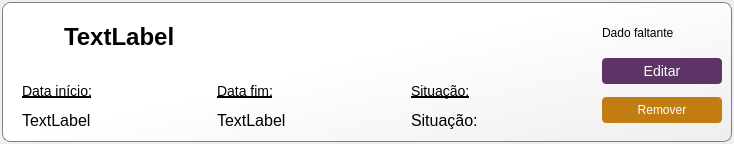
Old version of the form Telas/UI/itemResumoCNIS.ui in the repository newprev/PrevCliente.
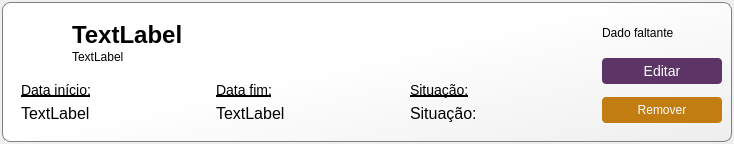
New version of the form. Icons and pictures are not drawn.

Commit message:
Algumas alterações no layout e prettyPrintDict
- Alteração nos layouts dos widgets dos cabeçalhos de benefícios e contribuições;
- Criação de função para imprimir dicionário;
- Inserção do CNPJ ou Número do benefício no item do cabeçalho;

Patch:
```diff
--- a/Telas/UI/itemResumoCNIS.ui
+++ b/Telas/UI/itemResumoCNIS.ui
@@ -175,7 +175,7 @@
            <property name="maximumSize">
             <size>
              <width>16777215</width>
-             <height>50</height>
+             <height>60</height>
             </size>
            </property>
            <property name="frameShape">
@@ -224,21 +224,21 @@
               <property name="frameShadow">
                <enum>QFrame::Raised</enum>
               </property>
-              <layout class="QHBoxLayout" name="horizontalLayout_5">
+              <layout class="QVBoxLayout" name="verticalLayout_3">
                <property name="spacing">
-                <number>0</number>
+                <number>4</number>
                </property>
                <property name="leftMargin">
-                <number>0</number>
+                <number>8</number>
                </property>
                <property name="topMargin">
-                <number>0</number>
+                <number>8</number>
                </property>
                <property name="rightMargin">
                 <number>0</number>
                </property>
                <property name="bottomMargin">
-                <number>0</number>
+                <number>8</number>
                </property>
                <item>
                 <widget class="QLabel" name="lbCdEmp">
@@ -262,6 +262,16 @@
                  </property>
                 </widget>
                </item>
+               <item>
+                <widget class="QLabel" name="lbCNPJouNB">
+                 <property name="text">
+                  <string>TextLabel</string>
+                 </property>
+                 <property name="textInteractionFlags">
+                  <set>Qt::LinksAccessibleByMouse|Qt::TextSelectableByMouse</set>
+                 </property>
+                </widget>
+               </item>
               </layout>
              </widget>
             </item>
@@ -300,32 +310,22 @@
               <property name="frameShadow">
                <enum>QFrame::Raised</enum>
               </property>
-              <widget class="QLabel" name="lbDataInicio">
-               <property name="geometry">
-                <rect>
-                 <x>10</x>
-                 <y>50</y>
-                 <width>131</width>
-                 <height>17</height>
-                </rect>
-               </property>
-               <property name="text">
-                <string>TextLabel</string>
-               </property>
-              </widget>
+              <layout class="QVBoxLayout" name="verticalLayout_6">
+               <item>
               <widget class="QLabel" name="lbInfoDataInicio">
-               <property name="geometry">
-                <rect>
-                 <x>10</x>
-                 <y>20</y>
-                 <width>91</width>
-                 <height>17</height>
-                </rect>
-               </property>
                <property name="text">
                 <string>Data início:</string>
                </property>
               </widget>
+               </item>
+               <item>
+                <widget class="QLabel" name="lbDataInicio">
+                 <property name="text">
+                  <string>TextLabel</string>
+                 </property>
+                </widget>
+               </item>
+              </layout>
              </widget>
             </item>
             <item>
@@ -342,32 +342,22 @@
               <property name="frameShadow">
                <enum>QFrame::Raised</enum>
               </property>
-              <widget class="QLabel" name="lbDataFim">
-               <property name="geometry">
-                <rect>
-                 <x>10</x>
-                 <y>50</y>
-                 <width>171</width>
-                 <height>17</height>
-                </rect>
-               </property>
-               <property name="text">
-                <string>TextLabel</string>
-               </property>
-              </widget>
+              <layout class="QVBoxLayout" name="verticalLayout_4">
+               <item>
               <widget class="QLabel" name="lbInfoDataFim">
-               <property name="geometry">
-                <rect>
-                 <x>10</x>
-                 <y>20</y>
-                 <width>64</width>
-                 <height>17</height>
-                </rect>
-               </property>
                <property name="text">
                 <string>Data fim:</string>
                </property>
               </widget>
+               </item>
+               <item>
+                <widget class="QLabel" name="lbDataFim">
+                 <property name="text">
+                  <string>TextLabel</string>
+                 </property>
+                </widget>
+               </item>
+              </layout>
              </widget>
             </item>
             <item>
@@ -384,32 +374,22 @@
               <property name="frameShadow">
                <enum>QFrame::Raised</enum>
               </property>
+              <layout class="QVBoxLayout" name="verticalLayout_5">
+               <item>
               <widget class="QLabel" name="lbInfoSituacao">
-               <property name="geometry">
-                <rect>
-                 <x>10</x>
-                 <y>20</y>
-                 <width>64</width>
-                 <height>17</height>
-                </rect>
-               </property>
                <property name="text">
                 <string>Situação:</string>
                </property>
               </widget>
+               </item>
+               <item>
               <widget class="QLabel" name="lbSituacao">
-               <property name="geometry">
-                <rect>
-                 <x>10</x>
-                 <y>50</y>
-                 <width>171</width>
-                 <height>17</height>
-                </rect>
-               </property>
                <property name="text">
                 <string>Situação:</string>
                </property>
               </widget>
+               </item>
+              </layout>
              </widget>
             </item>
            </layout>
```
Lines whose indentation alone changed are shown as unchanged. The commit also changes 11 other files.
